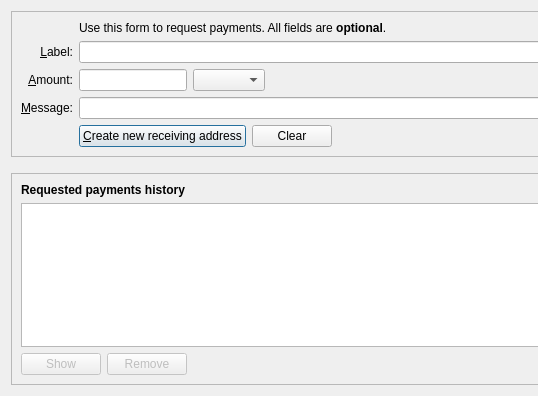
Above: src/qt/forms/receivecoinsdialog.ui from Digital-Reserve/DRIP before the change; both pictures show x 0 to 538 and y 0 to 396 of the 776 by 396 pixel window. Below: the same form after it.
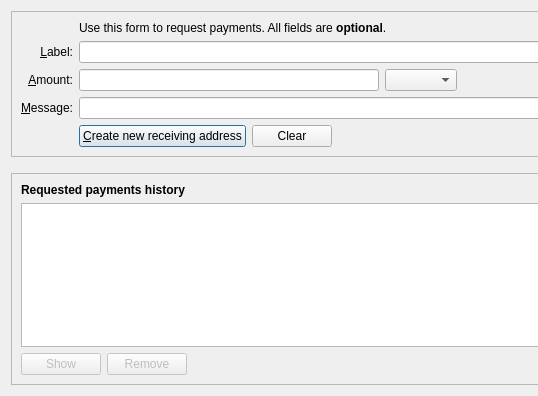
That is the form after the change. Icons and pictures are not drawn. Custom widgets are drawn as their Qt base class.

```diff
--- a/src/qt/forms/receivecoinsdialog.ui
+++ b/src/qt/forms/receivecoinsdialog.ui
@@ -179,7 +179,7 @@
             </property>
             <property name="minimumSize">
              <size>
-              <width>80</width>
+              <width>300</width>
               <height>0</height>
              </size>
             </property>
```
